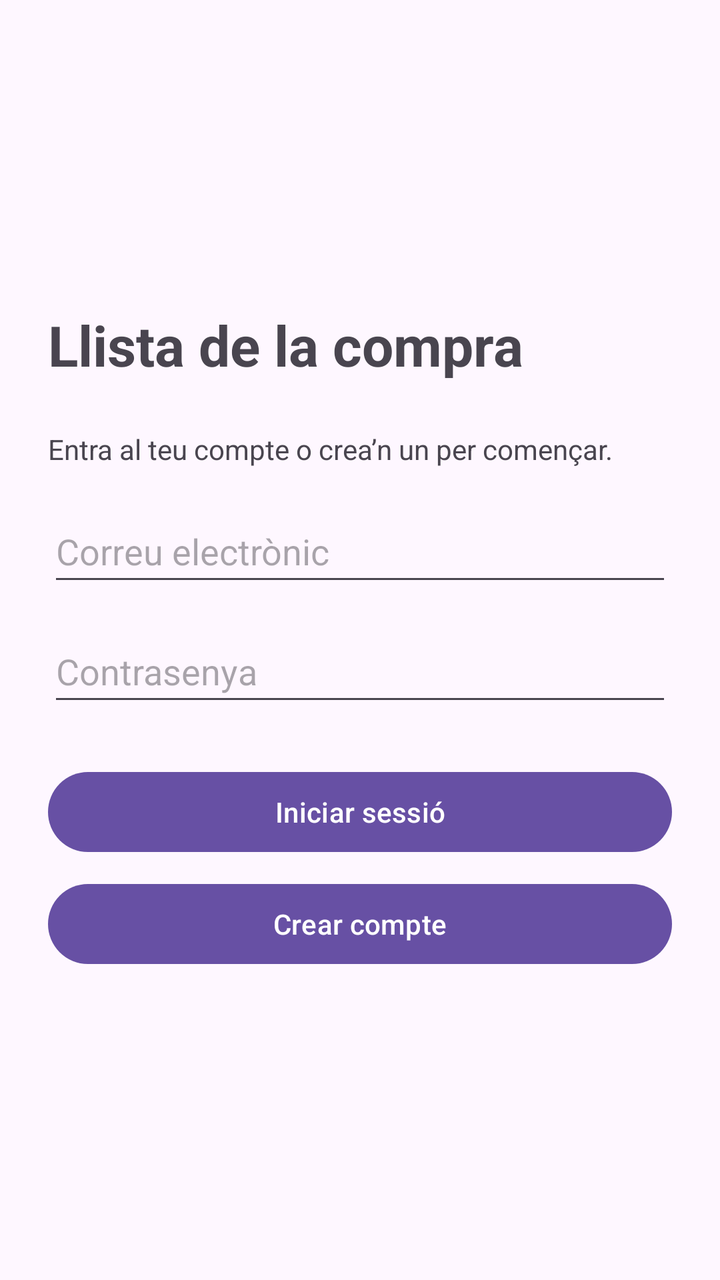
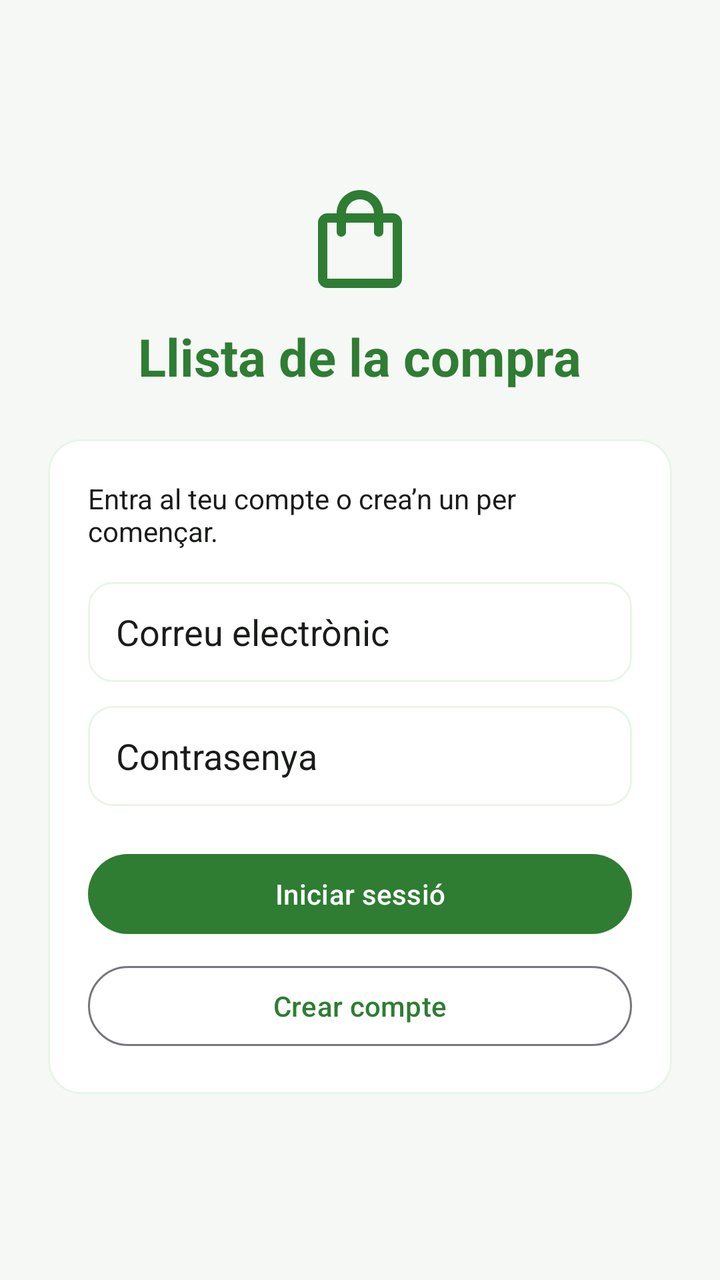

Compare the two renders of this Android layout. The source of the first and the diff that turns it into the second are given below.
<!-- AndroidManifest.xml: application theme Theme.LlistaCompra_Ousama_Aaron -->
<!-- res/layout/activity_main.xml -->
<?xml version="1.0" encoding="utf-8"?>
<ScrollView xmlns:android="http://schemas.android.com/apk/res/android"
    xmlns:tools="http://schemas.android.com/tools"
    android:id="@+id/main"
    android:layout_width="match_parent"
    android:layout_height="match_parent"
    android:fillViewport="true"
    tools:context=".MainActivity">

    <LinearLayout
        android:layout_width="match_parent"
        android:layout_height="wrap_content"
        android:gravity="center_vertical"
        android:orientation="vertical"
        android:padding="24dp">

        <TextView
            android:layout_width="match_parent"
            android:layout_height="wrap_content"
            android:layout_marginBottom="24dp"
            android:text="@string/titol_acces"
            android:textSize="28sp"
            android:textStyle="bold" />

        <LinearLayout
            android:id="@+id/formulari"
            android:layout_width="match_parent"
            android:layout_height="wrap_content"
            android:orientation="vertical">

            <TextView
                android:layout_width="match_parent"
                android:layout_height="wrap_content"
                android:layout_marginBottom="16dp"
                android:text="@string/indicacio_acces" />

            <EditText
                android:id="@+id/etCorreu"
                android:layout_width="match_parent"
                android:layout_height="wrap_content"
                android:autofillHints="emailAddress"
                android:hint="@string/correu"
                android:imeOptions="actionNext"
                android:inputType="textEmailAddress"
                android:minHeight="48dp"
                android:singleLine="true" />

            <EditText
                android:id="@+id/etContrasenya"
                android:layout_width="match_parent"
                android:layout_height="wrap_content"
                android:layout_marginTop="12dp"
                android:autofillHints="password"
                android:hint="@string/contrasenya"
                android:inputType="textPassword"
                android:minHeight="48dp"
                android:saveEnabled="false"
                android:singleLine="true" />

            <TextView
                android:id="@+id/tvError"
                android:layout_width="match_parent"
                android:layout_height="wrap_content"
                android:layout_marginTop="12dp"
                android:accessibilityLiveRegion="polite"
                android:textColor="?attr/colorError"
                android:visibility="gone" />

            <Button
                android:id="@+id/btnEntrar"
                android:layout_width="match_parent"
                android:layout_height="wrap_content"
                android:layout_marginTop="24dp"
                android:text="@string/entrar" />

            <Button
                android:id="@+id/btnRegistrar"
                android:layout_width="match_parent"
                android:layout_height="wrap_content"
                android:layout_marginTop="8dp"
                android:text="@string/crear_compte" />

        </LinearLayout>

        <ProgressBar
            android:id="@+id/progressBar"
            android:layout_width="48dp"
            android:layout_height="48dp"
            android:layout_gravity="center_horizontal"
            android:layout_marginTop="16dp"
            android:contentDescription="@string/carregant"
            android:visibility="gone" />

        <LinearLayout
            android:id="@+id/panellSessio"
            android:layout_width="match_parent"
            android:layout_height="wrap_content"
            android:orientation="vertical"
            android:visibility="gone">

            <TextView
                android:layout_width="match_parent"
                android:layout_height="wrap_content"
                android:text="@string/sessio_iniciada"
                android:textSize="22sp"
                android:textStyle="bold" />

            <TextView
                android:id="@+id/tvUsuari"
                android:layout_width="match_parent"
                android:layout_height="wrap_content"
                android:layout_marginTop="12dp"
                android:textIsSelectable="true"
                android:textSize="16sp" />

            <Button
                android:id="@+id/btnObrirLlistes"
                android:layout_width="match_parent"
                android:layout_height="wrap_content"
                android:layout_marginTop="24dp"
                android:text="@string/les_meves_llistes" />

            <Button
                android:id="@+id/btnSortir"
                android:layout_width="match_parent"
                android:layout_height="wrap_content"
                android:layout_marginTop="8dp"
                android:text="@string/tancar_sessio" />

        </LinearLayout>

    </LinearLayout>
</ScrollView>
<!-- resources referenced by this layout -->
<resources>
  <string name="carregant">Carregant</string>
  <string name="contrasenya">Contrasenya</string>
  <string name="correu">Correu electrònic</string>
  <string name="crear_compte">Crear compte</string>
  <string name="entrar">Iniciar sessió</string>
  <string name="indicacio_acces">Entra al teu compte o crea’n un per començar.</string>
  <string name="les_meves_llistes">Les meves llistes</string>
  <string name="sessio_iniciada">Sessió iniciada</string>
  <string name="tancar_sessio">Tancar sessió</string>
  <string name="titol_acces">Llista de la compra</string>
  <style name="Theme.LlistaCompra_Ousama_Aaron" parent="Base.Theme.LlistaCompra_Ousama_Aaron" />
  <style name="Base.Theme.LlistaCompra_Ousama_Aaron" parent="Theme.Material3.DayNight.NoActionBar">
          
          
      </style>
</resources>

<!-- the commit's change to res/layout/activity_main.xml (unified diff, before → after) -->
@@ -4,46 +4,66 @@
     android:id="@+id/main"
     android:layout_width="match_parent"
     android:layout_height="match_parent"
+    android:background="?android:attr/colorBackground"
     android:fillViewport="true"
     tools:context=".MainActivity">
 
     <LinearLayout
         android:layout_width="match_parent"
         android:layout_height="wrap_content"
-        android:gravity="center_vertical"
+        android:gravity="center"
         android:orientation="vertical"
         android:padding="24dp">
 
+        
+        <ImageView
+            android:layout_width="56dp"
+            android:layout_height="56dp"
+            android:layout_marginBottom="12dp"
+            android:contentDescription="@string/titol_acces"
+            android:src="@drawable/ic_shopping_bag" />
+
         <TextView
-            android:layout_width="match_parent"
+            android:layout_width="wrap_content"
             android:layout_height="wrap_content"
             android:layout_marginBottom="24dp"
             android:text="@string/titol_acces"
-            android:textSize="28sp"
+            android:textColor="?attr/colorPrimary"
+            android:textSize="26sp"
             android:textStyle="bold" />
 
+        
         <LinearLayout
             android:id="@+id/formulari"
             android:layout_width="match_parent"
             android:layout_height="wrap_content"
-            android:orientation="vertical">
+            android:background="@drawable/bg_card"
+            android:orientation="vertical"
+            android:padding="20dp">
 
             <TextView
                 android:layout_width="match_parent"
                 android:layout_height="wrap_content"
                 android:layout_marginBottom="16dp"
-                android:text="@string/indicacio_acces" />
+                android:text="@string/indicacio_acces"
+                android:textColor="?attr/colorOnSurface"
+                android:textSize="14sp" />
 
             <EditText
                 android:id="@+id/etCorreu"
                 android:layout_width="match_parent"
                 android:layout_height="wrap_content"
                 android:autofillHints="emailAddress"
+                android:background="@drawable/bg_edittext"
                 android:hint="@string/correu"
                 android:imeOptions="actionNext"
                 android:inputType="textEmailAddress"
-                android:minHeight="48dp"
-                android:singleLine="true" />
+                android:minHeight="50dp"
+                android:paddingHorizontal="14dp"
+                android:paddingVertical="12dp"
+                android:singleLine="true"
+                android:textColor="?attr/colorOnSurface"
+                android:textColorHint="?attr/colorOnSurface" />
 
             <EditText
                 android:id="@+id/etContrasenya"
@@ -51,11 +71,16 @@
                 android:layout_height="wrap_content"
                 android:layout_marginTop="12dp"
                 android:autofillHints="password"
+                android:background="@drawable/bg_edittext"
                 android:hint="@string/contrasenya"
                 android:inputType="textPassword"
-                android:minHeight="48dp"
+                android:minHeight="50dp"
+                android:paddingHorizontal="14dp"
+                android:paddingVertical="12dp"
                 android:saveEnabled="false"
-                android:singleLine="true" />
+                android:singleLine="true"
+                android:textColor="?attr/colorOnSurface"
+                android:textColorHint="?attr/colorOnSurface" />
 
             <TextView
                 android:id="@+id/tvError"
@@ -64,20 +89,25 @@
                 android:layout_marginTop="12dp"
                 android:accessibilityLiveRegion="polite"
                 android:textColor="?attr/colorError"
+                android:textSize="14sp"
                 android:visibility="gone" />
 
             <Button
                 android:id="@+id/btnEntrar"
+                style="@style/Widget.Material3.Button"
                 android:layout_width="match_parent"
                 android:layout_height="wrap_content"
-                android:layout_marginTop="24dp"
+                android:layout_marginTop="20dp"
+                android:minHeight="48dp"
                 android:text="@string/entrar" />
 
             <Button
                 android:id="@+id/btnRegistrar"
+                style="@style/Widget.Material3.Button.OutlinedButton"
                 android:layout_width="match_parent"
                 android:layout_height="wrap_content"
                 android:layout_marginTop="8dp"
+                android:minHeight="48dp"
                 android:text="@string/crear_compte" />
 
         </LinearLayout>
@@ -91,18 +121,22 @@
             android:contentDescription="@string/carregant"
             android:visibility="gone" />
 
+        
         <LinearLayout
             android:id="@+id/panellSessio"
             android:layout_width="match_parent"
             android:layout_height="wrap_content"
+            android:background="@drawable/bg_card"
             android:orientation="vertical"
+            android:padding="20dp"
             android:visibility="gone">
 
             <TextView
                 android:layout_width="match_parent"
                 android:layout_height="wrap_content"
                 android:text="@string/sessio_iniciada"
-                android:textSize="22sp"
+                android:textColor="?attr/colorPrimary"
+                android:textSize="20sp"
                 android:textStyle="bold" />
 
             <TextView
@@ -110,22 +144,31 @@
                 android:layout_width="match_parent"
                 android:layout_height="wrap_content"
                 android:layout_marginTop="12dp"
+                android:background="@drawable/bg_info_box"
+                android:padding="12dp"
+                android:textColor="?attr/colorOnPrimaryContainer"
                 android:textIsSelectable="true"
-                android:textSize="16sp" />
+                android:textSize="15sp"
+                android:textStyle="bold" />
 
             <Button
                 android:id="@+id/btnObrirLlistes"
+                style="@style/Widget.Material3.Button"
                 android:layout_width="match_parent"
                 android:layout_height="wrap_content"
-                android:layout_marginTop="24dp"
+                android:layout_marginTop="20dp"
+                android:minHeight="48dp"
                 android:text="@string/les_meves_llistes" />
 
             <Button
                 android:id="@+id/btnSortir"
+                style="@style/Widget.Material3.Button.OutlinedButton"
                 android:layout_width="match_parent"
                 android:layout_height="wrap_content"
                 android:layout_marginTop="8dp"
-                android:text="@string/tancar_sessio" />
+                android:minHeight="48dp"
+                android:text="@string/tancar_sessio"
+                android:textColor="?attr/colorError" />
 
         </LinearLayout>
 
<!-- resource entries referenced after the edit -->
@@ -1,5 +1,51 @@
 <!-- resources referenced by this layout -->
 <resources>
+  <!-- drawable bg_card (drawable) -->
+  <?xml version="1.0" encoding="utf-8"?>
+  <shape xmlns:android="http://schemas.android.com/apk/res/android"
+      android:shape="rectangle">
+      <solid android:color="?attr/colorSurface" />
+      <corners android:radius="16dp" />
+      <stroke
+          android:width="1dp"
+          android:color="?attr/colorPrimaryContainer" />
+  </shape>
+  <!-- drawable bg_edittext (drawable) -->
+  <?xml version="1.0" encoding="utf-8"?>
+  <selector xmlns:android="http://schemas.android.com/apk/res/android">
+      <item android:state_focused="true">
+          <shape android:shape="rectangle">
+              <solid android:color="?attr/colorSurface" />
+              <corners android:radius="12dp" />
+              <stroke android:width="2dp" android:color="?attr/colorPrimary" />
+          </shape>
+      </item>
+      <item>
+          <shape android:shape="rectangle">
+              <solid android:color="?attr/colorSurface" />
+              <corners android:radius="12dp" />
+              <stroke android:width="1dp" android:color="?attr/colorPrimaryContainer" />
+          </shape>
+      </item>
+  </selector>
+  <!-- drawable bg_info_box (drawable) -->
+  <?xml version="1.0" encoding="utf-8"?>
+  <shape xmlns:android="http://schemas.android.com/apk/res/android"
+      android:shape="rectangle">
+      <solid android:color="?attr/colorPrimaryContainer" />
+      <corners android:radius="12dp" />
+  </shape>
+  <!-- drawable ic_shopping_bag (drawable) -->
+  <?xml version="1.0" encoding="utf-8"?>
+  <vector xmlns:android="http://schemas.android.com/apk/res/android"
+      android:width="36dp"
+      android:height="36dp"
+      android:viewportWidth="24"
+      android:viewportHeight="24">
+      <path
+          android:fillColor="?attr/colorPrimary"
+          android:pathData="M19,6h-2c0,-2.76 -2.24,-5 -5,-5S7,3.24 7,6H5c-1.1,0 -2,0.9 -2,2v12c0,1.1 0.9,2 2,2h14c1.1,0 2,-0.9 2,-2V8c0,-1.1 -0.9,-2 -2,-2zM12,3c1.66,0 3,1.34 3,3H9c0,-1.66 1.34,-3 3,-3zM19,20H5V8h2v2c0,0.55 0.45,1 1,1s1,-0.45 1,-1V8h6v2c0,0.55 0.45,1 1,1s1,-0.45 1,-1V8h2v12z" />
+  </vector>
   <string name="carregant">Carregant</string>
   <string name="contrasenya">Contrasenya</string>
   <string name="correu">Correu electrònic</string>
@@ -12,8 +58,22 @@
   <string name="titol_acces">Llista de la compra</string>
   <style name="Theme.LlistaCompra_Ousama_Aaron" parent="Base.Theme.LlistaCompra_Ousama_Aaron" />
   <style name="Base.Theme.LlistaCompra_Ousama_Aaron" parent="Theme.Material3.DayNight.NoActionBar">
-          
-          
+          <item name="colorPrimary">@color/green_primary</item>
+          <item name="colorOnPrimary">@color/white</item>
+          <item name="colorPrimaryContainer">@color/green_primary_container</item>
+          <item name="colorOnPrimaryContainer">@color/green_on_primary_container</item>
+          <item name="android:colorBackground">@color/bg_light</item>
+          <item name="colorSurface">@color/surface_light</item>
+          <item name="colorOnSurface">@color/text_primary_light</item>
+          <item name="colorError">@color/error_red</item>
       </style>
+  <color name="green_primary">#2E7D32</color>
+  <color name="white">#FFFFFFFF</color>
+  <color name="green_primary_container">#E8F5E9</color>
+  <color name="green_on_primary_container">#1B5E20</color>
+  <color name="bg_light">#F6F8F6</color>
+  <color name="surface_light">#FFFFFFFF</color>
+  <color name="text_primary_light">#1A1C1A</color>
+  <color name="error_red">#B00020</color>
 </resources>
 
